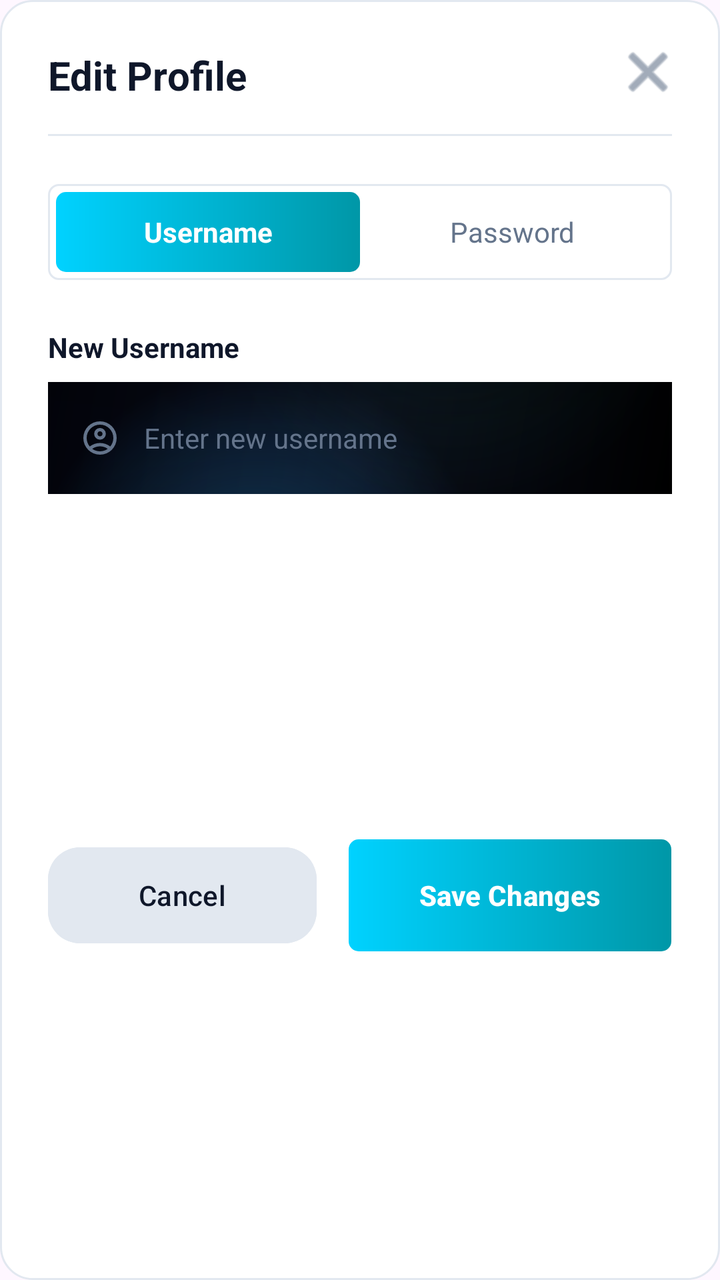
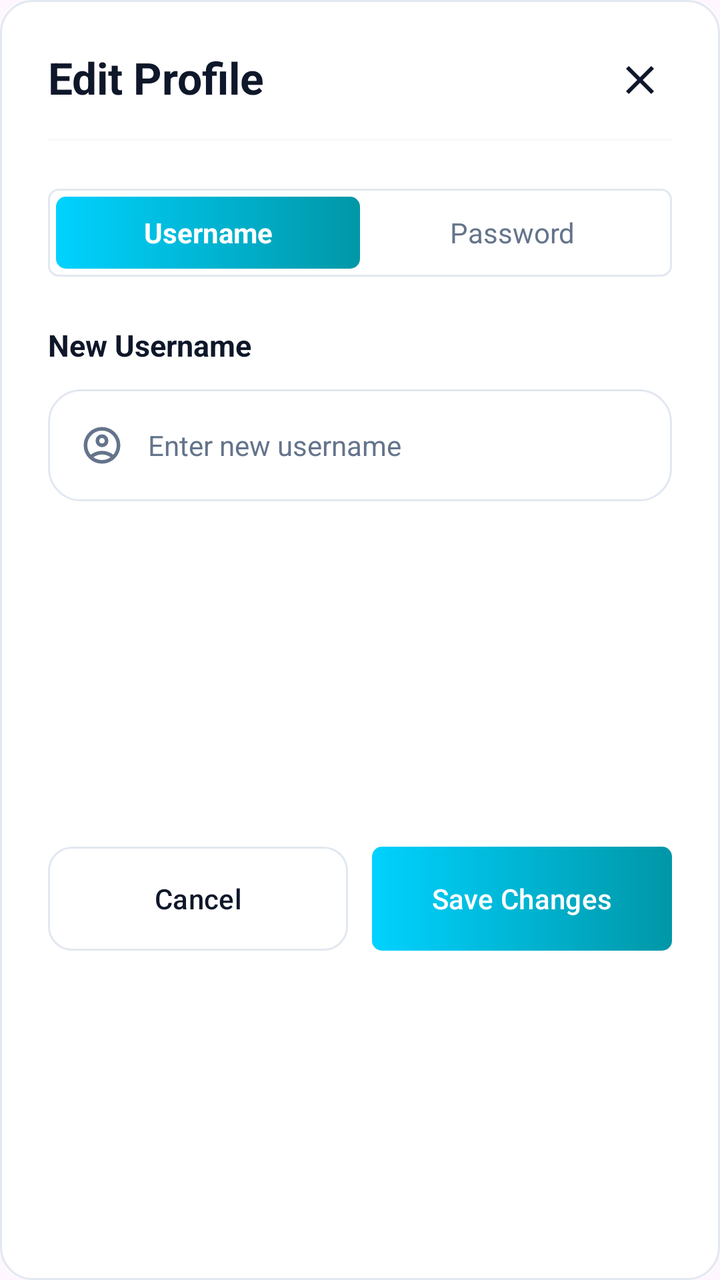

Compare the two renders of this Android layout. The source of the first and the diff that turns it into the second are given below.
<!-- AndroidManifest.xml: application theme Theme.RealiyLens -->
<!-- res/layout/dialog_edit_profile.xml -->
<?xml version="1.0" encoding="utf-8"?>
<androidx.constraintlayout.widget.ConstraintLayout xmlns:android="http://schemas.android.com/apk/res/android"
    xmlns:app="http://schemas.android.com/apk/res-auto"
    xmlns:tools="http://schemas.android.com/tools"
    android:layout_width="match_parent"
    android:layout_height="wrap_content"
    android:background="@drawable/bg_dashboard_panel"
    android:padding="24dp">

    <TextView
        android:id="@+id/tv_dialog_title"
        android:layout_width="wrap_content"
        android:layout_height="wrap_content"
        android:text="Edit Profile"
        android:textColor="?attr/textPrimary"
        android:textSize="20sp"
        android:textStyle="bold"
        app:layout_constraintStart_toStartOf="parent"
        app:layout_constraintTop_toTopOf="parent" />

    <ImageButton
        android:id="@+id/btn_close_dialog"
        android:layout_width="24dp"
        android:layout_height="24dp"
        android:background="?attr/selectableItemBackgroundBorderless"
        android:src="@android:drawable/ic_menu_close_clear_cancel"
        app:layout_constraintEnd_toEndOf="parent"
        app:layout_constraintTop_toTopOf="parent"
        app:tint="?attr/textSecondary" />

    <View
        android:id="@+id/divider_header"
        android:layout_width="match_parent"
        android:layout_height="1dp"
        android:layout_marginTop="16dp"
        android:background="?attr/cardStrokeColor"
        app:layout_constraintTop_toBottomOf="@id/tv_dialog_title" />

    
    <LinearLayout
        android:id="@+id/ll_toggle_container"
        android:layout_width="match_parent"
        android:layout_height="48dp"
        android:layout_marginTop="24dp"
        android:background="@drawable/bg_toggle_group"
        android:orientation="horizontal"
        android:padding="4dp"
        app:layout_constraintTop_toBottomOf="@id/divider_header">

        <TextView
            android:id="@+id/tv_mode_username"
            android:layout_width="0dp"
            android:layout_height="match_parent"
            android:layout_weight="1"
            android:background="@drawable/btn_gradient_simple"
            android:gravity="center"
            android:text="Username"
            android:textColor="@color/white"
            android:textStyle="bold" />

        <TextView
            android:id="@+id/tv_mode_password"
            android:layout_width="0dp"
            android:layout_height="match_parent"
            android:layout_weight="1"
            android:gravity="center"
            android:text="Password"
            android:textColor="?attr/textSecondary" />
    </LinearLayout>

    
    <FrameLayout
        android:id="@+id/fl_content_container"
        android:layout_width="match_parent"
        android:layout_height="wrap_content"
        android:layout_marginTop="24dp"
        app:layout_constraintTop_toBottomOf="@id/ll_toggle_container">

        
        <LinearLayout
            android:id="@+id/ll_username_section"
            android:layout_width="match_parent"
            android:layout_height="wrap_content"
            android:orientation="vertical"
            android:visibility="visible">

            <TextView
                android:layout_width="wrap_content"
                android:layout_height="wrap_content"
                android:text="New Username"
                android:textColor="?attr/textPrimary"
                android:textSize="14sp"
                android:textStyle="bold" />

            <LinearLayout
                android:layout_width="match_parent"
                android:layout_height="56dp"
                android:layout_marginTop="8dp"
                android:background="@drawable/edit_text_bg"
                android:gravity="center_vertical"
                android:paddingHorizontal="16dp">

                <ImageView
                    android:layout_width="20dp"
                    android:layout_height="20dp"
                    android:src="@drawable/outline_account_circle_24"
                    app:tint="?attr/textSecondary" />

                <EditText
                    android:id="@+id/et_new_username"
                    android:layout_width="match_parent"
                    android:layout_height="match_parent"
                    android:background="@android:color/transparent"
                    android:hint="Enter new username"
                    android:inputType="textPersonName"
                    android:paddingStart="12dp"
                    android:textColor="?attr/textPrimary"
                    android:textColorHint="?attr/textSecondary"
                    android:textSize="14sp" />
            </LinearLayout>
        </LinearLayout>

        
        <LinearLayout
            android:id="@+id/ll_password_section"
            android:layout_width="match_parent"
            android:layout_height="wrap_content"
            android:orientation="vertical"
            android:visibility="gone">

            <TextView
                android:layout_width="wrap_content"
                android:layout_height="wrap_content"
                android:text="New Password"
                android:textColor="?attr/textPrimary"
                android:textSize="14sp"
                android:textStyle="bold" />

            <LinearLayout
                android:layout_width="match_parent"
                android:layout_height="56dp"
                android:layout_marginTop="8dp"
                android:background="@drawable/edit_text_bg"
                android:gravity="center_vertical"
                android:paddingHorizontal="16dp">

                <ImageView
                    android:layout_width="20dp"
                    android:layout_height="20dp"
                    android:src="@android:drawable/ic_lock_idle_lock"
                    app:tint="?attr/textSecondary" />

                <EditText
                    android:id="@+id/et_new_password"
                    android:layout_width="match_parent"
                    android:layout_height="match_parent"
                    android:background="@android:color/transparent"
                    android:hint="Enter new password"
                    android:inputType="textPassword"
                    android:paddingStart="12dp"
                    android:textColor="?attr/textPrimary"
                    android:textColorHint="?attr/textSecondary"
                    android:textSize="14sp" />
            </LinearLayout>

            <TextView
                android:layout_width="wrap_content"
                android:layout_height="wrap_content"
                android:layout_marginTop="20dp"
                android:text="OTP Verification"
                android:textColor="?attr/textPrimary"
                android:textSize="14sp"
                android:textStyle="bold" />

            <LinearLayout
                android:layout_width="match_parent"
                android:layout_height="wrap_content"
                android:layout_marginTop="8dp"
                android:orientation="horizontal">

                <LinearLayout
                    android:layout_width="0dp"
                    android:layout_height="56dp"
                    android:layout_weight="1"
                    android:background="@drawable/edit_text_bg"
                    android:gravity="center_vertical"
                    android:paddingHorizontal="16dp">

                    <ImageView
                        android:layout_width="20dp"
                        android:layout_height="20dp"
                        android:src="@drawable/baseline_info_24"
                        app:tint="?attr/textSecondary" />

                    <EditText
                        android:id="@+id/et_otp_input"
                        android:layout_width="match_parent"
                        android:layout_height="match_parent"
                        android:background="@android:color/transparent"
                        android:hint="Enter OTP"
                        android:inputType="number"
                        android:paddingStart="12dp"
                        android:textColor="?attr/textPrimary"
                        android:textColorHint="?attr/textSecondary"
                        android:textSize="14sp" />
                </LinearLayout>

                <com.google.android.material.button.MaterialButton
                    android:id="@+id/btn_send_otp"
                    android:layout_width="wrap_content"
                    android:layout_height="56dp"
                    android:layout_marginStart="12dp"
                    android:backgroundTint="?attr/cardStrokeColor"
                    android:text="Send OTP"
                    android:textAllCaps="false"
                    android:textColor="?attr/textPrimary"
                    android:textStyle="bold"
                    app:cornerRadius="16dp" />
            </LinearLayout>
        </LinearLayout>
    </FrameLayout>

    
    <LinearLayout
        android:id="@+id/ll_dialog_actions"
        android:layout_width="match_parent"
        android:layout_height="wrap_content"
        android:layout_marginTop="32dp"
        android:orientation="horizontal"
        app:layout_constraintTop_toBottomOf="@id/fl_content_container"
        app:layout_constraintBottom_toBottomOf="parent">

        <com.google.android.material.button.MaterialButton
            android:id="@+id/btn_cancel"
            style="@style/Widget.Material3.Button.TextButton"
            android:layout_width="0dp"
            android:layout_height="56dp"
            android:layout_marginEnd="8dp"
            android:layout_weight="1"
            android:backgroundTint="?attr/cardStrokeColor"
            android:text="Cancel"
            android:textAllCaps="false"
            android:textColor="?attr/textPrimary"
            app:cornerRadius="16dp" />

        <com.google.android.material.button.MaterialButton
            android:id="@+id/btn_save_changes"
            android:layout_width="0dp"
            android:layout_height="56dp"
            android:layout_marginStart="8dp"
            android:layout_weight="1.2"
            android:background="@drawable/btn_gradient_simple"
            app:backgroundTint="@null"
            android:text="Save Changes"
            android:textAllCaps="false"
            android:textColor="@color/white"
            android:textStyle="bold"
            app:cornerRadius="16dp" />
    </LinearLayout>

</androidx.constraintlayout.widget.ConstraintLayout>
<!-- resources referenced by this layout -->
<resources>
  <color name="white">#FFFFFFFF</color>
  <!-- drawable baseline_info_24 (drawable) -->
  <vector xmlns:android="http://schemas.android.com/apk/res/android" android:height="24dp" android:tint="#000000" android:viewportHeight="24" android:viewportWidth="24" android:width="24dp">
        
      <path android:fillColor="@android:color/white" android:pathData="M12,2C6.48,2 2,6.48 2,12s4.48,10 10,10 10,-4.48 10,-10S17.52,2 12,2zM13,17h-2v-6h2v6zM13,9h-2L11,7h2v2z"/>
      
  </vector>
  <!-- drawable bg_dashboard_panel (drawable) -->
  <?xml version="1.0" encoding="utf-8"?>
  <shape xmlns:android="http://schemas.android.com/apk/res/android">
      <solid android:color="?attr/secondaryBackground" />
      <corners android:radius="16dp" />
      <stroke android:width="1dp" android:color="?attr/cardStrokeColor" />
  </shape>
  <!-- drawable bg_toggle_group (drawable) -->
  <?xml version="1.0" encoding="utf-8"?>
  <shape xmlns:android="http://schemas.android.com/apk/res/android">
      <solid android:color="?attr/secondaryBackground" />
      <corners android:radius="5dp" />
      <stroke android:width="1dp" android:color="?attr/cardStrokeColor" />
  </shape>
  <!-- drawable btn_gradient_simple (drawable) -->
  <?xml version="1.0" encoding="utf-8"?>
  <ripple xmlns:android="http://schemas.android.com/apk/res/android"
      android:color="?attr/rippleColor">
      <item>
          <shape android:shape="rectangle">
              <gradient
                  android:angle="0"
                  android:startColor="?attr/buttonGradientStart"
                  android:endColor="?attr/buttonGradientEnd"
                  android:type="linear" />
              <corners android:radius="5dp" />
          </shape>
      </item>
  </ripple>
  <!-- drawable edit_text_bg (drawable) -->
  <?xml version="1.0" encoding="utf-8"?>
  <layer-list xmlns:android="http://schemas.android.com/apk/res/android">
  
      
      <item>
          <shape android:shape="rectangle">
  
              <gradient
                  android:angle="315"
                  android:startColor="#02030A"
                  android:centerColor="#090D1A"
                  android:endColor="#000000"/>
  
          </shape>
      </item>
  
      
      <item
          android:left="-220dp"
          android:top="-220dp"
          android:gravity="top|start">
  
          <shape android:shape="oval">
  
              <size
                  android:width="650dp"
                  android:height="650dp"/>
  
              <gradient
                  android:type="radial"
                  android:gradientRadius="340"
                  android:startColor="#552EA8FF"
                  android:endColor="#00000000"/>
  
          </shape>
      </item>
  
      
      <item
          android:right="-240dp"
          android:bottom="-240dp"
          android:gravity="bottom|end">
  
          <shape android:shape="oval">
  
              <size
                  android:width="700dp"
                  android:height="700dp"/>
  
              <gradient
                  android:type="radial"
                  android:gradientRadius="360"
                  android:startColor="#44144B3B"
                  android:endColor="#00000000"/>
  
          </shape>
      </item>
  
      
      <item>
          <shape android:shape="rectangle">
  
              <gradient
                  android:angle="90"
                  android:startColor="#14000000"
                  android:centerColor="#00000000"
                  android:endColor="#22000000"/>
  
          </shape>
      </item>
  
  </layer-list>
  <style name="Theme.RealiyLens" parent="Base.Theme.RealiyLens" />
  <!-- unchanged entries left out for length: 2 -->
</resources>

<!-- the commit's change to res/layout/dialog_edit_profile.xml (unified diff, before → after) -->
@@ -13,20 +13,21 @@
         android:layout_height="wrap_content"
         android:text="Edit Profile"
         android:textColor="?attr/textPrimary"
-        android:textSize="20sp"
+        android:textSize="22sp"
         android:textStyle="bold"
         app:layout_constraintStart_toStartOf="parent"
         app:layout_constraintTop_toTopOf="parent" />
 
     <ImageButton
         android:id="@+id/btn_close_dialog"
-        android:layout_width="24dp"
-        android:layout_height="24dp"
+        android:layout_width="32dp"
+        android:layout_height="32dp"
         android:background="?attr/selectableItemBackgroundBorderless"
-        android:src="@android:drawable/ic_menu_close_clear_cancel"
+        android:src="@drawable/outline_close_24"
+        android:scaleType="centerInside"
         app:layout_constraintEnd_toEndOf="parent"
         app:layout_constraintTop_toTopOf="parent"
-        app:tint="?attr/textSecondary" />
+        app:tint="?attr/textPrimary" />
 
     <View
         android:id="@+id/divider_header"
@@ -34,13 +35,14 @@
         android:layout_height="1dp"
         android:layout_marginTop="16dp"
         android:background="?attr/cardStrokeColor"
+        android:alpha="0.3"
         app:layout_constraintTop_toBottomOf="@id/tv_dialog_title" />
 
     
     <LinearLayout
         android:id="@+id/ll_toggle_container"
         android:layout_width="match_parent"
-        android:layout_height="48dp"
+        android:layout_height="44dp"
         android:layout_marginTop="24dp"
         android:background="@drawable/bg_toggle_group"
         android:orientation="horizontal"
@@ -56,7 +58,8 @@
             android:gravity="center"
             android:text="Username"
             android:textColor="@color/white"
-            android:textStyle="bold" />
+            android:textStyle="bold"
+            android:textSize="14sp" />
 
         <TextView
             android:id="@+id/tv_mode_password"
@@ -65,7 +68,8 @@
             android:layout_weight="1"
             android:gravity="center"
             android:text="Password"
-            android:textColor="?attr/textSecondary" />
+            android:textColor="?attr/textSecondary"
+            android:textSize="14sp" />
     </LinearLayout>
 
     
@@ -89,20 +93,20 @@
                 android:layout_height="wrap_content"
                 android:text="New Username"
                 android:textColor="?attr/textPrimary"
-                android:textSize="14sp"
+                android:textSize="15sp"
                 android:textStyle="bold" />
 
             <LinearLayout
                 android:layout_width="match_parent"
                 android:layout_height="56dp"
-                android:layout_marginTop="8dp"
-                android:background="@drawable/edit_text_bg"
+                android:layout_marginTop="12dp"
+                android:background="@drawable/bg_dashboard_panel"
                 android:gravity="center_vertical"
                 android:paddingHorizontal="16dp">
 
                 <ImageView
-                    android:layout_width="20dp"
-                    android:layout_height="20dp"
+                    android:layout_width="22dp"
+                    android:layout_height="22dp"
                     android:src="@drawable/outline_account_circle_24"
                     app:tint="?attr/textSecondary" />
 
@@ -133,27 +137,29 @@
                 android:layout_height="wrap_content"
                 android:text="New Password"
                 android:textColor="?attr/textPrimary"
-                android:textSize="14sp"
+                android:textSize="15sp"
                 android:textStyle="bold" />
 
             <LinearLayout
                 android:layout_width="match_parent"
                 android:layout_height="56dp"
-                android:layout_marginTop="8dp"
-                android:background="@drawable/edit_text_bg"
+                android:layout_marginTop="12dp"
+                android:background="@drawable/bg_dashboard_panel"
                 android:gravity="center_vertical"
-                android:paddingHorizontal="16dp">
+                android:paddingHorizontal="16dp"
+                android:orientation="horizontal">
 
                 <ImageView
-                    android:layout_width="20dp"
-                    android:layout_height="20dp"
+                    android:layout_width="22dp"
+                    android:layout_height="22dp"
                     android:src="@android:drawable/ic_lock_idle_lock"
                     app:tint="?attr/textSecondary" />
 
                 <EditText
                     android:id="@+id/et_new_password"
-                    android:layout_width="match_parent"
+                    android:layout_width="0dp"
                     android:layout_height="match_parent"
+                    android:layout_weight="1"
                     android:background="@android:color/transparent"
                     android:hint="Enter new password"
                     android:inputType="textPassword"
@@ -161,6 +167,16 @@
                     android:textColor="?attr/textPrimary"
                     android:textColorHint="?attr/textSecondary"
                     android:textSize="14sp" />
+
+                <ImageView
+                    android:id="@+id/iv_password_toggle"
+                    android:layout_width="24dp"
+                    android:layout_height="24dp"
+                    android:src="@android:drawable/ic_menu_view"
+                    android:clickable="true"
+                    android:focusable="true"
+                    android:contentDescription="Toggle Password Visibility"
+                    app:tint="?attr/textSecondary" />
             </LinearLayout>
 
             <TextView
@@ -169,26 +185,26 @@
                 android:layout_marginTop="20dp"
                 android:text="OTP Verification"
                 android:textColor="?attr/textPrimary"
-                android:textSize="14sp"
+                android:textSize="15sp"
                 android:textStyle="bold" />
 
             <LinearLayout
                 android:layout_width="match_parent"
                 android:layout_height="wrap_content"
-                android:layout_marginTop="8dp"
+                android:layout_marginTop="12dp"
                 android:orientation="horizontal">
 
                 <LinearLayout
                     android:layout_width="0dp"
                     android:layout_height="56dp"
                     android:layout_weight="1"
-                    android:background="@drawable/edit_text_bg"
+                    android:background="@drawable/bg_dashboard_panel"
                     android:gravity="center_vertical"
                     android:paddingHorizontal="16dp">
 
                     <ImageView
-                        android:layout_width="20dp"
-                        android:layout_height="20dp"
+                        android:layout_width="22dp"
+                        android:layout_height="22dp"
                         android:src="@drawable/baseline_info_24"
                         app:tint="?attr/textSecondary" />
 
@@ -210,15 +226,18 @@
                     android:layout_width="wrap_content"
                     android:layout_height="56dp"
                     android:layout_marginStart="12dp"
-                    android:backgroundTint="?attr/cardStrokeColor"
+                    android:backgroundTint="?attr/secondaryBackground"
+                    app:strokeWidth="1dp"
+                    app:strokeColor="?attr/cardStrokeColor"
                     android:text="Send OTP"
                     android:textAllCaps="false"
                     android:textColor="?attr/textPrimary"
                     android:textStyle="bold"
-                    app:cornerRadius="16dp" />
+                    app:cornerRadius="12dp" />
             </LinearLayout>
         </LinearLayout>
     </FrameLayout>
+
 
     
     <LinearLayout
@@ -232,30 +251,38 @@
 
         <com.google.android.material.button.MaterialButton
             android:id="@+id/btn_cancel"
-            style="@style/Widget.Material3.Button.TextButton"
-            android:layout_width="0dp"
-            android:layout_height="56dp"
-            android:layout_marginEnd="8dp"
-            android:layout_weight="1"
-            android:backgroundTint="?attr/cardStrokeColor"
+            android:layout_width="0dp"
+            android:layout_height="52dp"
+            android:layout_weight="1"
+            android:layout_marginEnd="6dp"
             android:text="Cancel"
             android:textAllCaps="false"
             android:textColor="?attr/textPrimary"
-            app:cornerRadius="16dp" />
+            app:cornerRadius="12dp"
+            app:backgroundTint="@android:color/transparent"
+            app:strokeWidth="1dp"
+            app:strokeColor="?attr/cardStrokeColor"
+            android:insetTop="0dp"
+            android:insetBottom="0dp"
+            android:insetLeft="0dp"
+            android:insetRight="0dp"/>
 
         <com.google.android.material.button.MaterialButton
             android:id="@+id/btn_save_changes"
             android:layout_width="0dp"
-            android:layout_height="56dp"
-            android:layout_marginStart="8dp"
-            android:layout_weight="1.2"
+            android:layout_height="52dp"
+            android:layout_weight="1"
+            android:layout_marginStart="6dp"
+            android:text="Save Changes"
+            android:textColor="@color/white"
+            android:textAllCaps="false"
+            app:cornerRadius="12dp"
             android:background="@drawable/btn_gradient_simple"
             app:backgroundTint="@null"
-            android:text="Save Changes"
-            android:textAllCaps="false"
-            android:textColor="@color/white"
-            android:textStyle="bold"
-            app:cornerRadius="16dp" />
+            android:insetTop="0dp"
+            android:insetBottom="0dp"
+            android:insetLeft="0dp"
+            android:insetRight="0dp"/>
     </LinearLayout>
 
 </androidx.constraintlayout.widget.ConstraintLayout>
<!-- resource entries referenced after the edit -->
@@ -36,79 +36,12 @@
           </shape>
       </item>
   </ripple>
-  <!-- drawable edit_text_bg (drawable) -->
-  <?xml version="1.0" encoding="utf-8"?>
-  <layer-list xmlns:android="http://schemas.android.com/apk/res/android">
-  
+  <!-- drawable outline_close_24 (drawable) -->
+  <vector xmlns:android="http://schemas.android.com/apk/res/android" android:height="24dp" android:tint="#000000" android:viewportHeight="960" android:viewportWidth="960" android:width="24dp">
+        
+      <path android:fillColor="@android:color/white" android:pathData="M256,760L200,704L424,480L200,256L256,200L480,424L704,200L760,256L536,480L760,704L704,760L480,536L256,760Z"/>
       
-      <item>
-          <shape android:shape="rectangle">
-  
-              <gradient
-                  android:angle="315"
-                  android:startColor="#02030A"
-                  android:centerColor="#090D1A"
-                  android:endColor="#000000"/>
-  
-          </shape>
-      </item>
-  
-      
-      <item
-          android:left="-220dp"
-          android:top="-220dp"
-          android:gravity="top|start">
-  
-          <shape android:shape="oval">
-  
-              <size
-                  android:width="650dp"
-                  android:height="650dp"/>
-  
-              <gradient
-                  android:type="radial"
-                  android:gradientRadius="340"
-                  android:startColor="#552EA8FF"
-                  android:endColor="#00000000"/>
-  
-          </shape>
-      </item>
-  
-      
-      <item
-          android:right="-240dp"
-          android:bottom="-240dp"
-          android:gravity="bottom|end">
-  
-          <shape android:shape="oval">
-  
-              <size
-                  android:width="700dp"
-                  android:height="700dp"/>
-  
-              <gradient
-                  android:type="radial"
-                  android:gradientRadius="360"
-                  android:startColor="#44144B3B"
-                  android:endColor="#00000000"/>
-  
-          </shape>
-      </item>
-  
-      
-      <item>
-          <shape android:shape="rectangle">
-  
-              <gradient
-                  android:angle="90"
-                  android:startColor="#14000000"
-                  android:centerColor="#00000000"
-                  android:endColor="#22000000"/>
-  
-          </shape>
-      </item>
-  
-  </layer-list>
+  </vector>
   <style name="Theme.RealiyLens" parent="Base.Theme.RealiyLens" />
   <!-- unchanged entries left out for length: 2 -->
 </resources>
